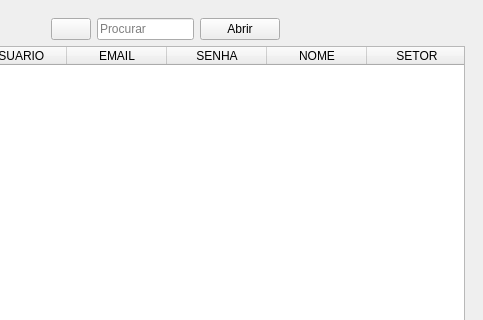
This is Telas/Menu.tecnico.ui in leotxsp/Projeto-Integrador-SENAC as Qt 5 draws it before an edit; both pictures show x 317 to 800 and y 0 to 320 of the 800 by 599 pixel window. The edited form follows.
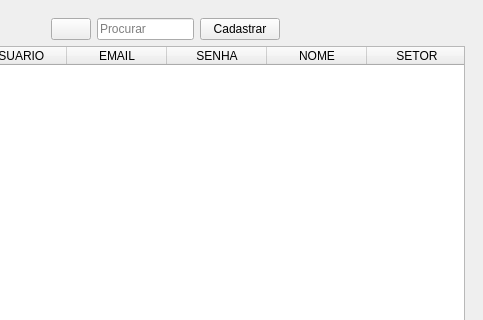
This is the edited form. Icons and pictures are not drawn.

```diff
--- a/Telas/Menu.tecnico.ui
+++ b/Telas/Menu.tecnico.ui
@@ -552,7 +552,7 @@
               <item row="0" column="2">
                <widget class="QPushButton" name="BtnAbrirChamado_2">
                 <property name="text">
-                 <string>Abrir</string>
+                 <string>Cadastrar</string>
                 </property>
                </widget>
               </item>
```
Left out of the diff: 5 changed lines with no effect on the pictures.
